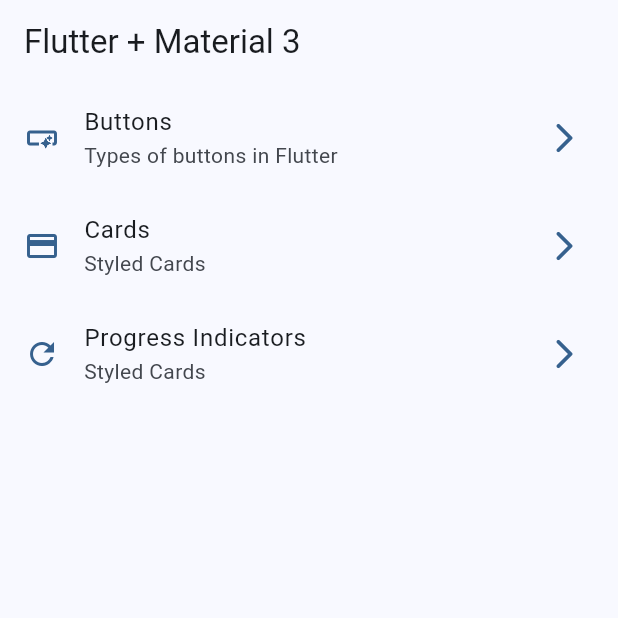
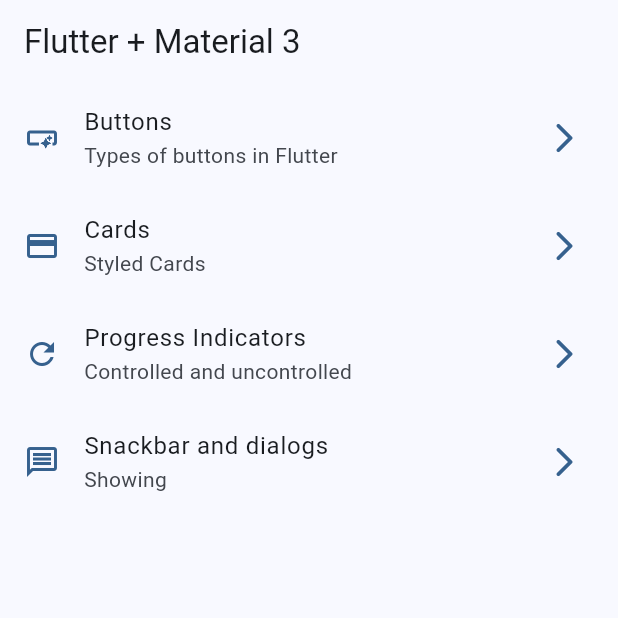
Before and after one commit to FocusTvi/widgets_app, a Flutter app: the screen it shows after launch, on a phone screen of 412 x 824 dp, the top half of it. Run offline on Flutter 3.47's test engine with Material 2 defaults, Android fonts, the phone set to English and light mode, and no system bars; our stand-ins replace go_router.

Commit message:
snackbar and dialogs screen

```diff
--- a/lib/config/menu/menu_items.dart
+++ b/lib/config/menu/menu_items.dart
@@ -26,7 +26,12 @@ const appMenuItems = <MenuItem>[
       icon: Icons.credit_card),
   MenuItem(
       title: "Progress Indicators",
-      subTitle: "Styled Cards",
+      subTitle: "Controlled and uncontrolled",
       link: "/progress",
       icon: Icons.refresh_outlined),
+  MenuItem(
+      title: "Snackbar and dialogs",
+      subTitle: "Showing",
+      link: "/snackbar",
+      icon: Icons.message_outlined),
 ];
--- a/lib/main.dart
+++ b/lib/main.dart
@@ -14,7 +14,7 @@ class MyApp extends StatelessWidget {
     return MaterialApp.router(
       routerConfig: appRouter ,
       debugShowCheckedModeBanner: false,
-      title: 'Flutter Demo',
+      title: 'Flutter Widgets',
       theme: AppTheme(selectedColor: 0).getTheme(),
     );
   }
```
Also changed, not shown: lib/presentation/screens/snackbar/snackbar_screen.dart (+60 -2 lines).
